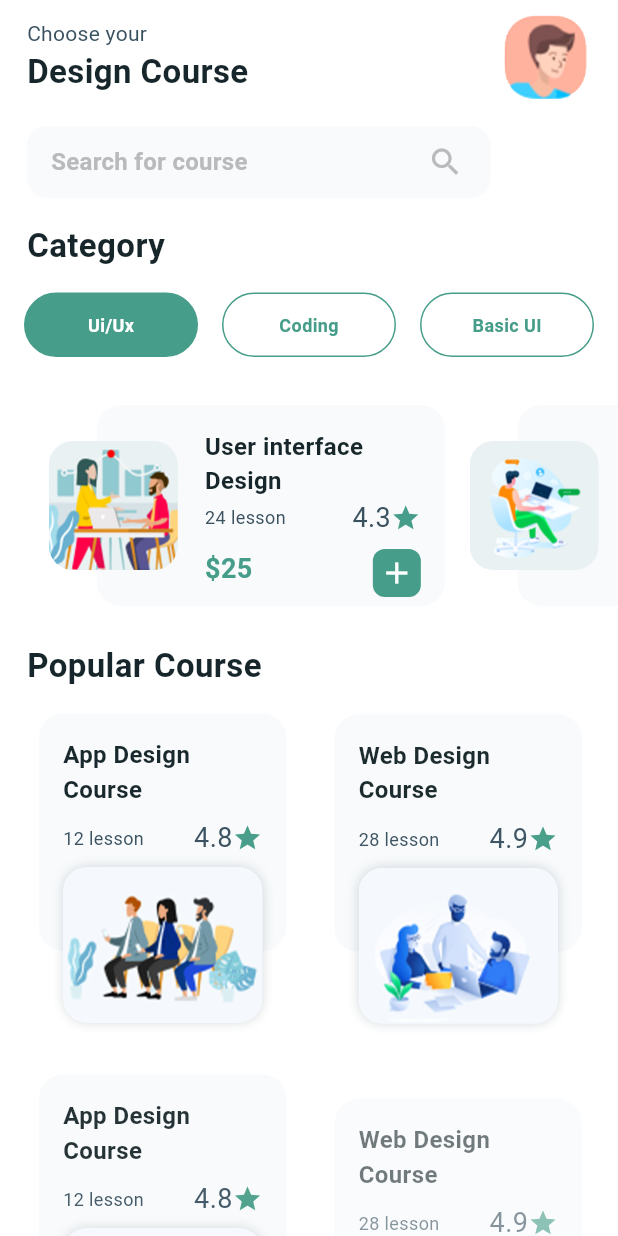
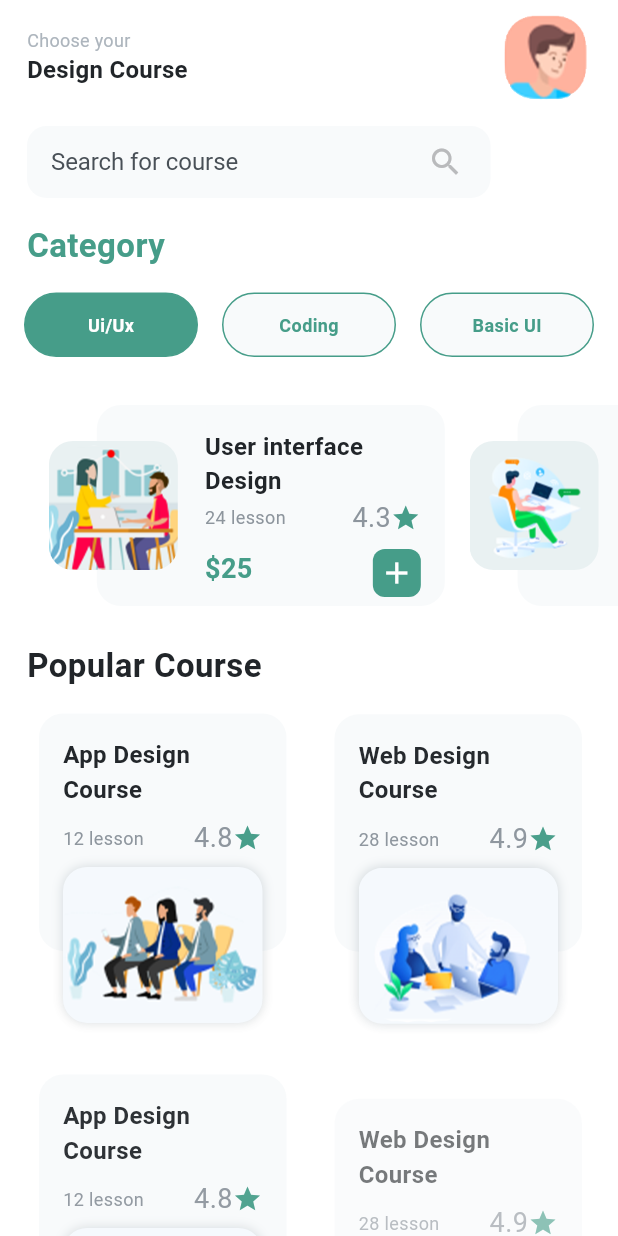
Before and after one commit to CrinoidTechnologies/flutter-online-training-template, a Flutter app: the HomePage screen opened by its route, on a phone screen of 412 x 824 dp. Run offline on Flutter 3.47's test engine with Material 3 defaults, Android fonts, the phone set to English and light mode, and no system bars; our stand-ins replace get; accounts and stored records are empty.

Commit message:
- Implementation of light/dark mode WIP

```diff
--- a/lib/modules/home/presentation/pages/home_page.dart
+++ b/lib/modules/home/presentation/pages/home_page.dart
@@ -1,6 +1,11 @@
 import 'package:flutter/material.dart';
+import 'package:get/get.dart';
 import 'package:online_training_template/modules/course_details/presentation/pages/course_info_page.dart';
+import 'package:online_training_template/ui/color_helper.dart';
+import 'package:online_training_template/ui/routes/app_pages.dart';
+import 'package:online_training_template/ui/text_styles.dart';
 
+import '../../../../generated/l10n.dart';
 import '../../../../main.dart';
 import '../../../../ui/app_theme.dart';
 import '../widgets/category_list_widget.dart';
@@ -17,7 +22,7 @@ class _HomePageState extends State<HomePage> {
   @override
   Widget build(BuildContext context) {
     return Container(
-      color: AppTheme.nearlyWhite,
+      color: ColorHelper.bgColor,
       child: Scaffold(
         backgroundColor: Colors.transparent,
         body: Column(
@@ -62,7 +67,7 @@ class _HomePageState extends State<HomePage> {
               fontWeight: FontWeight.w600,
               fontSize: 22,
               letterSpacing: 0.27,
-              color: AppTheme.darkerText,
+              color: AppTheme.primaryColor,
             ),
           ),
         ),
@@ -106,14 +111,14 @@ class _HomePageState extends State<HomePage> {
         mainAxisAlignment: MainAxisAlignment.center,
         crossAxisAlignment: CrossAxisAlignment.start,
         children: <Widget>[
-          const Text(
+          Text(
             'Popular Course',
             textAlign: TextAlign.left,
             style: TextStyle(
               fontWeight: FontWeight.w600,
               fontSize: 22,
               letterSpacing: 0.27,
-              color: AppTheme.darkerText,
+              color: ColorHelper.grey900Color,
             ),
           ),
           Flexible(
@@ -129,12 +134,7 @@ class _HomePageState extends State<HomePage> {
   }
 
   void moveTo() {
-    Navigator.push<dynamic>(
-      context,
-      MaterialPageRoute<dynamic>(
-        builder: (BuildContext context) => CourseInfoPage(),
-      ),
-    );
+    Get.toNamed(Routes.courseInfoPage);
   }
 
   Widget getButtonUI(CategoryType categoryTypeData, bool isSelected) {
@@ -149,9 +149,8 @@ class _HomePageState extends State<HomePage> {
     return Expanded(
       child: Container(
         decoration: BoxDecoration(
-            color: isSelected
-                ? AppTheme.primaryColor
-                : AppTheme.nearlyWhite,
+            color:
+                isSelected ? ColorHelper.primaryColor : ColorHelper.cardBgColor,
             borderRadius: const BorderRadius.all(Radius.circular(24.0)),
             border: Border.all(color: AppTheme.primaryColor)),
         child: Material(
@@ -202,7 +201,7 @@ class _HomePageState extends State<HomePage> {
               padding: const EdgeInsets.only(top: 8, bottom: 8),
               child: Container(
                 decoration: BoxDecoration(
-                  color: HexColor('#F8FAFB'),
+                  color: ColorHelper.cardBgColor,
                   borderRadius: const BorderRadius.only(
                     bottomRight: Radius.circular(13.0),
                     bottomLeft: Radius.circular(13.0),
@@ -226,17 +225,8 @@ class _HomePageState extends State<HomePage> {
                           decoration: InputDecoration(
                             labelText: 'Search for course',
                             border: InputBorder.none,
-                            helperStyle: TextStyle(
-                              fontWeight: FontWeight.bold,
-                              fontSize: 16,
-                              color: HexColor('#B9BABC'),
-                            ),
-                            labelStyle: TextStyle(
-                              fontWeight: FontWeight.w600,
-                              fontSize: 16,
-                              letterSpacing: 0.2,
-                              color: HexColor('#B9BABC'),
-                            ),
+                            helperStyle: AppTextStyles.body1,
+                            labelStyle: AppTextStyles.body1,
                           ),
                           onEditingComplete: () {},
                         ),
@@ -265,30 +255,20 @@ class _HomePageState extends State<HomePage> {
       padding: const EdgeInsets.only(top: 8.0, left: 18, right: 18),
       child: Row(
         children: <Widget>[
-          const Expanded(
+          Expanded(
             child: Column(
               mainAxisAlignment: MainAxisAlignment.end,
               crossAxisAlignment: CrossAxisAlignment.start,
               children: <Widget>[
                 Text(
-                  'Choose your',
+                  S.of(context).chooseYour,
                   textAlign: TextAlign.left,
-                  style: TextStyle(
-                    fontWeight: FontWeight.w400,
-                    fontSize: 14,
-                    letterSpacing: 0.2,
-                    color: AppTheme.grey,
-                  ),
+                  style: AppTextStyles.caption,
                 ),
                 Text(
-                  'Design Course',
+                  S.of(context).designCourse,
                   textAlign: TextAlign.left,
-                  style: TextStyle(
-                    fontWeight: FontWeight.bold,
-                    fontSize: 22,
-                    letterSpacing: 0.27,
-                    color: AppTheme.darkerText,
-                  ),
+                  style: AppTextStyles.title,
                 ),
               ],
             ),
--- a/lib/modules/home/presentation/widgets/category_list_widget.dart
+++ b/lib/modules/home/presentation/widgets/category_list_widget.dart
@@ -1,4 +1,5 @@
 import 'package:flutter/material.dart';
+import 'package:online_training_template/ui/color_helper.dart';
 
 import '../../../../main.dart';
 import '../../../../ui/app_theme.dart';
@@ -8,6 +9,7 @@ class CategoryListView extends StatefulWidget {
   const CategoryListView({Key? key, this.callBack}) : super(key: key);
 
   final Function()? callBack;
+
   @override
   _CategoryListViewState createState() => _CategoryListViewState();
 }
@@ -120,7 +122,7 @@ class CategoryView extends StatelessWidget {
                           Expanded(
                             child: Container(
                               decoration: BoxDecoration(
-                                color: HexColor('#F8FAFB'),
+                                color: ColorHelper.cardBgColor,
                                 borderRadius: const BorderRadius.all(
                                     Radius.circular(16.0)),
                               ),
@@ -139,12 +141,11 @@ class CategoryView extends StatelessWidget {
                                             child: Text(
                                               category!.title,
                                               textAlign: TextAlign.left,
-                                              style: const TextStyle(
+                                              style: TextStyle(
                                                 fontWeight: FontWeight.w600,
                                                 fontSize: 16,
                                                 letterSpacing: 0.27,
-                                                color: AppTheme
-                                                    .darkerText,
+                                                color: ColorHelper.grey900Color,
                                               ),
                                             ),
                                           ),
@@ -164,12 +165,12 @@ class CategoryView extends StatelessWidget {
                                                 Text(
                                                   '${category!.lessonCount} lesson',
                                                   textAlign: TextAlign.left,
-                                                  style: const TextStyle(
+                                                  style: TextStyle(
                                                     fontWeight: FontWeight.w200,
                                                     fontSize: 12,
                                                     letterSpacing: 0.27,
-                                                    color: AppTheme
-                                                        .grey,
+                                                    color:
+                                                        ColorHelper.greyColor,
                                                   ),
                                                 ),
                                                 Container(
@@ -179,21 +180,19 @@ class CategoryView extends StatelessWidget {
                                                         '${category!.rating}',
                                                         textAlign:
                                                             TextAlign.left,
-                                                        style: const TextStyle(
+                                                        style: TextStyle(
                                                           fontWeight:
                                                               FontWeight.w200,
                                                           fontSize: 18,
                                                           letterSpacing: 0.27,
-                                                          color:
-                                                              AppTheme
-                                                                  .grey,
+                                                          color: ColorHelper
+                                                              .greyColor,
                                                         ),
                                                       ),
                                                       const Icon(
                                                         Icons.star,
-                                                        color:
-                                                            AppTheme
-                                                                .primaryColor,
+                                                        color: AppTheme
+                                                            .primaryColor,
                                                         size: 20,
                                                       ),
                                                     ],
@@ -219,14 +218,15 @@ class CategoryView extends StatelessWidget {
                                                     fontWeight: FontWeight.w600,
                                                     fontSize: 18,
                                                     letterSpacing: 0.27,
-                                                    color: AppTheme
-                                                        .primaryColor,
+                                                    color:
+                                                        AppTheme.primaryColor,
                                                   ),
                                                 ),
                                                 Container(
-                                                  decoration: const BoxDecoration(
-                                                    color: AppTheme
-                                                        .primaryColor,
+                                                  decoration:
+                                                      const BoxDecoration(
+                                                    color:
+                                                        AppTheme.primaryColor,
                                                     borderRadius:
                                                         BorderRadius.all(
                                                             Radius.circular(
@@ -234,13 +234,11 @@ class CategoryView extends StatelessWidget {
                                                   ),
                                                   child: const Padding(
                                                     padding:
-                                                        EdgeInsets.all(
-                                                            4.0),
+                                                        EdgeInsets.all(4.0),
                                                     child: Icon(
                                                       Icons.add,
                                                       color:
-                                                          AppTheme
-                                                              .nearlyWhite,
+                                                          AppTheme.nearlyWhite,
                                                     ),
                                                   ),
                                                 )
--- a/lib/modules/home/presentation/widgets/popular_course_list_widget.dart
+++ b/lib/modules/home/presentation/widgets/popular_course_list_widget.dart
@@ -1,4 +1,5 @@
 import 'package:flutter/material.dart';
+import 'package:online_training_template/ui/color_helper.dart';
 
 import '../../../../main.dart';
 import '../../../../ui/app_theme.dart';
@@ -114,7 +115,7 @@ class CategoryView extends StatelessWidget {
                           Expanded(
                             child: Container(
                               decoration: BoxDecoration(
-                                color: HexColor('#F8FAFB'),
+                                color: ColorHelper.cardBgColor,
                                 borderRadius: const BorderRadius.all(
                                     Radius.circular(16.0)),
                                 // border: new Border.all(
@@ -136,8 +137,7 @@ class CategoryView extends StatelessWidget {
                                                 fontWeight: FontWeight.w600,
                                                 fontSize: 16,
                                                 letterSpacing: 0.27,
-                                                color: AppTheme
-                                                    .darkerText,
+                                                color: ColorHelper.grey900Color,
                                               ),
                                             ),
                                           ),
@@ -161,8 +161,7 @@ class CategoryView extends StatelessWidget {
                                                     fontWeight: FontWeight.w200,
                                                     fontSize: 12,
                                                     letterSpacing: 0.27,
-                                                    color: AppTheme
-                                                        .grey,
+                                                    color: ColorHelper.greyColor,
                                                   ),
                                                 ),
                                                 Container(
@@ -177,9 +176,7 @@ class CategoryView extends StatelessWidget {
                                                               FontWeight.w200,
                                                           fontSize: 18,
                                                           letterSpacing: 0.27,
-                                                          color:
-                                                              AppTheme
-                                                                  .grey,
+                                                          color: ColorHelper.greyColor,
                                                         ),
                                                       ),
                                                       Icon(
--- a/lib/ui/app_theme.dart
+++ b/lib/ui/app_theme.dart
@@ -8,6 +8,8 @@ class AppTheme {
     required this.primaryMaterialColor,
     required this.greyMaterialColor,
   });
+
+  static bool isDark = false;
 
   static const int _appGrayColorValue = 0xFF8D959D;
   static const int _appPrimaryColorValue = 0xFF469d89;
@@ -63,11 +65,44 @@ class AppTheme {
         ),
       );
 
+  factory AppTheme.dark() => AppTheme(
+        primaryMaterialColor: const MaterialColor(
+          _appPrimaryColorValue,
+          <int, Color>{
+            50: Color(0xFF99e2b4),
+            100: Color(0xFF88d4ab),
+            200: Color(0xFF78c6a3),
+            300: Color(0xFF67b99a),
+            400: Color(0xFF56ab91),
+            500: Color(_appPrimaryColorValue),
+            600: Color(0xFF358f80),
+            700: Color(0xFF248277),
+            800: Color(0xFF14746f),
+            900: Color(0xFF036666),
+          },
+        ),
+        greyMaterialColor: const MaterialColor(
+          _appGrayColorValue,
+          <int, Color>{
+            50: Color(0xFFF8F9FA),
+            100: Color(0xFFE9ECEF),
+            200: Color(0xFFDEE2E6),
+            300: Color(0xFFCED4DA),
+            400: Color(0xFFADB5BD),
+            500: Color(0xFFF8F9FA),
+            600: Color(0xFFE9ECEF),
+            700: Color(0xFFDEE2E6),
+            800: Color(0xFFCED4DA),
+            900: Color(0xFFADB5BD),
+          },
+        ),
+      );
+
   ThemeData get themeData => ThemeData(
-        fontFamily: Fonts.Roboto,
-        primarySwatch: primaryMaterialColor,
-        textTheme: textTheme,
-      );
+      fontFamily: Fonts.Roboto,
+      primarySwatch: primaryMaterialColor,
+      textTheme: textTheme,
+      colorScheme: isDark ? ColorScheme.dark() : ColorScheme.light());
 
   static TextTheme textTheme = TextTheme(
     headlineMedium: AppTextStyles.display1,
@@ -86,4 +121,13 @@ class AppTheme {
   Color get lightColor => Colors.white; // will be changed acc to app theme
 
   Color get darkColor => Colors.black; // will be changed acc to app theme
+
+  Color get bgColor => themeData.colorScheme.background;
+
+  Color get cardBgColor =>
+      isDark ? const Color(0xFF343A40) : const Color(0xFFF8FAFB);
+
+  Color get secondaryColor => const Color(0xFFFF5844);
+
+  Color get errorColor => const Color(0xFFB00020);
 }
--- a/lib/ui/color_helper.dart
+++ b/lib/ui/color_helper.dart
@@ -14,22 +14,28 @@ class ColorHelper {
 
   static Color get darkColor => Get.find<AppTheme>().darkColor;
 
+  static Color get bgColor => Get.find<AppTheme>().bgColor;
+
   /// primary color shades
   /// shade200
   static Color get primaryExtraLightColor =>
       Get.find<AppTheme>().primaryMaterialColor.shade200;
 
   /// shade400
-  static Color get primaryLightColor => Get.find<AppTheme>().primaryMaterialColor.shade400;
+  static Color get primaryLightColor =>
+      Get.find<AppTheme>().primaryMaterialColor.shade400;
 
   /// shade500
-  static Color get primaryColor => Get.find<AppTheme>().primaryMaterialColor.shade500;
+  static Color get primaryColor =>
+      Get.find<AppTheme>().primaryMaterialColor.shade500;
 
   /// shade600
-  static Color get primaryDarkColor => Get.find<AppTheme>().primaryMaterialColor.shade600;
+  static Color get primaryDarkColor =>
+      Get.find<AppTheme>().primaryMaterialColor.shade600;
 
   /// shade700
-  static Color get primaryDarkerColor => Get.find<AppTheme>().primaryMaterialColor.shade700;
+  static Color get primaryDarkerColor =>
+      Get.find<AppTheme>().primaryMaterialColor.shade700;
 
   static Color get primary700Color =>
       Get.find<AppTheme>().primaryMaterialColor.shade700;
@@ -79,6 +85,14 @@ class ColorHelper {
   static Color get grey400Color =>
       Get.find<AppTheme>().greyMaterialColor.shade400;
 
+  static Color get greyColor => Get.find<AppTheme>().greyMaterialColor.shade500;
+
   static Color get grey50Color =>
       Get.find<AppTheme>().greyMaterialColor.shade50;
+
+  static Color get secondaryColor => Get.find<AppTheme>().secondaryColor;
+
+  static Color get errorColor => Get.find<AppTheme>().errorColor;
+
+  static Color get cardBgColor => Get.find<AppTheme>().cardBgColor;
 }
--- a/lib/ui/text_styles.dart
+++ b/lib/ui/text_styles.dart
@@ -1,14 +1,12 @@
 import 'package:flutter/material.dart';
 import 'package:online_training_template/ui/color_helper.dart';
-
 
 /// TextStyles - All the core text styles for the app should be declared here.
 /// Don't try and create every variant in existence here, just the high level ones.
 /// More specific variants can be created on the fly using `style.copyWith()`
 /// `newStyle = AppTextStyles.body1.copyWith(lineHeight: 2, color: Colors.red)`
 class AppTextStyles {
-
-  static  TextStyle display1 = TextStyle(
+  static TextStyle display1 = TextStyle(
     // h4 -> display1
     fontWeight: FontWeight.bold,
     fontSize: 36,
@@ -17,7 +15,7 @@ class AppTextStyles {
     color: ColorHelper.grey900Color,
   );
 
-  static  TextStyle headline = TextStyle(
+  static TextStyle headline = TextStyle(
     // h5 -> headline
     fontWeight: FontWeight.bold,
     fontSize: 24,
@@ -25,7 +23,7 @@ class AppTextStyles {
     color: ColorHelper.grey900Color,
   );
 
-  static  TextStyle title = TextStyle(
+  static TextStyle title = TextStyle(
     // h6 -> title
     fontWeight: FontWeight.bold,
     fontSize: 16,
@@ -33,7 +31,7 @@ class AppTextStyles {
     color: ColorHelper.grey900Color,
   );
 
-  static  TextStyle subtitle = TextStyle(
+  static TextStyle subtitle = TextStyle(
     // subtitle2 -> subtitle
     fontWeight: FontWeight.w400,
     fontSize: 14,
@@ -41,7 +39,7 @@ class AppTextStyles {
     color: ColorHelper.grey700Color,
   );
 
-  static  TextStyle body2 = TextStyle(
+  static TextStyle body2 = TextStyle(
     // body1 -> body2
     fontWeight: FontWeight.w400,
     fontSize: 14,
@@ -49,7 +47,10 @@ class AppTextStyles {
     color: ColorHelper.grey700Color,
   );
 
-  static  TextStyle body1 = TextStyle(
+  static TextStyle body2FixedLightColor =
+      body2.copyWith(color: ColorHelper.fixedLightColor);
+
+  static TextStyle body1 = TextStyle(
     // body2 -> body1
     fontWeight: FontWeight.w400,
     fontSize: 16,
@@ -57,7 +58,7 @@ class AppTextStyles {
     color: ColorHelper.grey700Color,
   );
 
-  static  TextStyle caption = TextStyle(
+  static TextStyle caption = TextStyle(
     // Caption -> caption
     fontWeight: FontWeight.w400,
     fontSize: 12,
@@ -65,4 +66,7 @@ class AppTextStyles {
     color: ColorHelper.grey400Color, // was lightText
   );
 
+  static TextStyle captionError = caption.copyWith(
+    color: ColorHelper.errorColor,
+  );
 }
```
